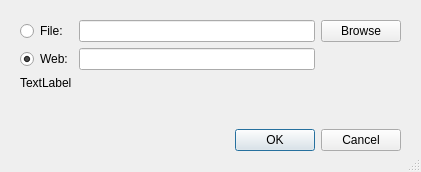
This is trunk/importsidialog.ui in undyau/sisimple as Qt 5 draws it before an edit. The edited form follows.
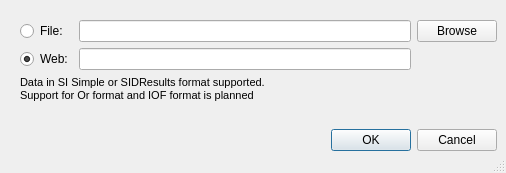
This is the edited form.

Commit message: Switch to load/read of individual files for courses, raw data and SI details

```diff
--- a/trunk/importsidialog.ui
+++ b/trunk/importsidialog.ui
@@ -6,8 +6,8 @@
    <rect>
     <x>0</x>
     <y>0</y>
-    <width>421</width>
-    <height>172</height>
+    <width>506</width>
+    <height>173</height>
    </rect>
   </property>
   <property name="sizePolicy">
@@ -22,12 +22,12 @@
   <property name="sizeGripEnabled">
    <bool>true</bool>
   </property>
-  <widget class="QWidget" name="">
+  <widget class="QWidget" name="layoutWidget">
    <property name="geometry">
     <rect>
      <x>20</x>
      <y>20</y>
-     <width>381</width>
+     <width>477</width>
      <height>131</height>
     </rect>
    </property>
@@ -75,7 +75,15 @@
     <item>
      <widget class="QLabel" name="label">
       <property name="text">
-       <string>TextLabel</string>
+       <string>&lt;!DOCTYPE HTML PUBLIC &quot;-//W3C//DTD HTML 4.0//EN&quot; &quot;http://www.w3.org/TR/REC-html40/strict.dtd&quot;&gt;
+&lt;html&gt;&lt;head&gt;&lt;meta name=&quot;qrichtext&quot; content=&quot;1&quot; /&gt;&lt;style type=&quot;text/css&quot;&gt;
+p, li { white-space: pre-wrap; }
+&lt;/style&gt;&lt;/head&gt;&lt;body style=&quot; font-family:'MS Shell Dlg 2'; font-size:8.25pt; font-weight:400; font-style:normal;&quot;&gt;
+&lt;p style=&quot; margin-top:0px; margin-bottom:0px; margin-left:0px; margin-right:0px; -qt-block-indent:0; text-indent:0px;&quot;&gt;&lt;span style=&quot; font-size:8pt;&quot;&gt;Data in SI Simple or SIDResults format supported. &lt;/span&gt;&lt;/p&gt;
+&lt;p style=&quot; margin-top:0px; margin-bottom:0px; margin-left:0px; margin-right:0px; -qt-block-indent:0; text-indent:0px;&quot;&gt;&lt;span style=&quot; font-size:8pt;&quot;&gt;Support for Or format and IOF format is planned&lt;/span&gt;&lt;/p&gt;&lt;/body&gt;&lt;/html&gt;</string>
+      </property>
+      <property name="wordWrap">
+       <bool>true</bool>
       </property>
      </widget>
     </item>
```
The commit also changes 5 other files.
